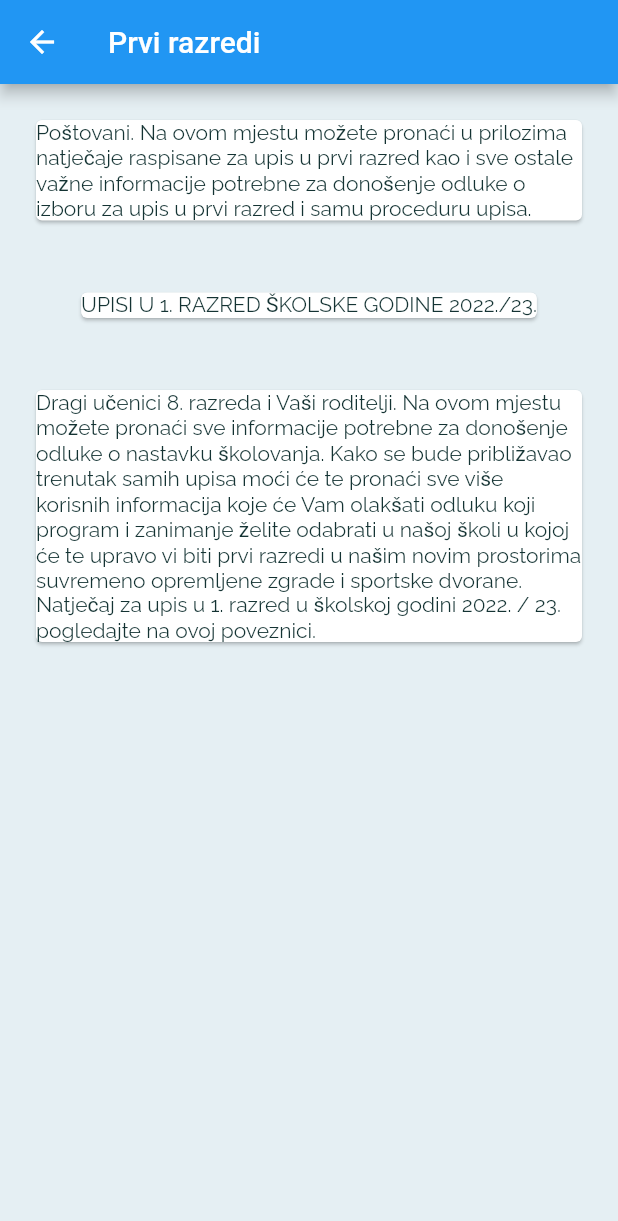
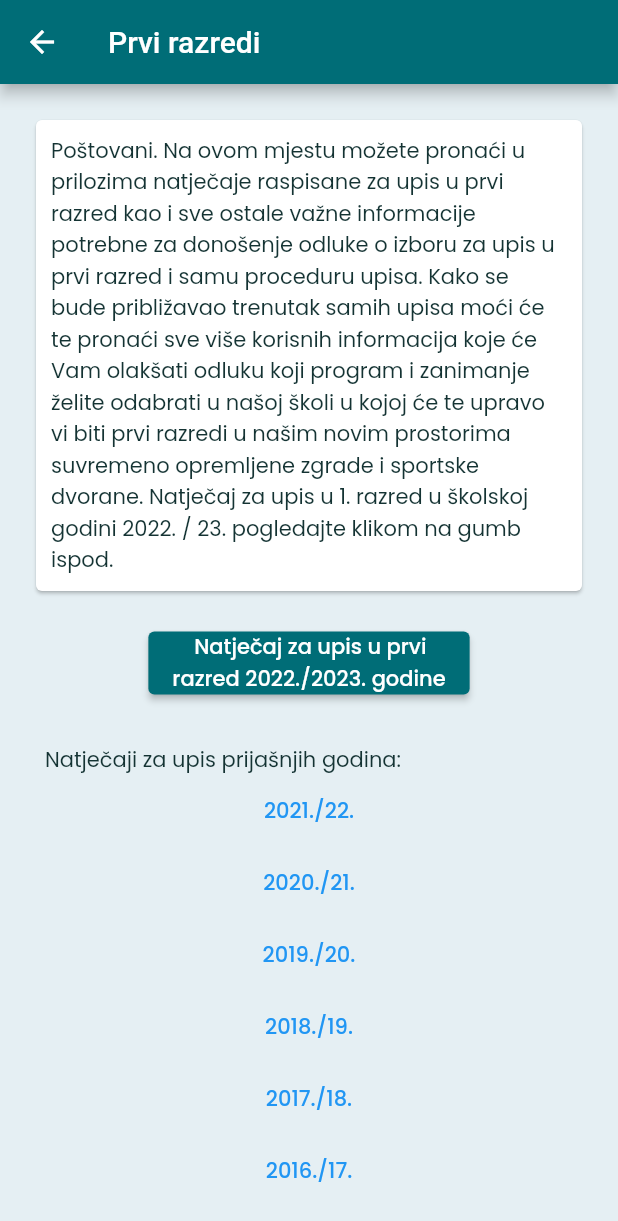
Before and after one commit to lovrodijanovic/SS-Donji-Miholjac, a Flutter app: the screen it shows after launch, after a tap on "Upis u prvi razred", on a phone screen of 412 x 824 dp. Shown: the top 1221 px of the screen. Run offline on Flutter 3.47's test engine with Material 2 defaults, Android fonts, the phone set to English and light mode, and no system bars; our stand-ins replace flutter_phosphor_icons, flutter_svg, google_fonts, hexcolor, url_launcher_web; network calls fail.

Commit message:
worked on first class module

```diff
--- a/lib/appFunctionalities/first_grade.dart
+++ b/lib/appFunctionalities/first_grade.dart
@@ -1,29 +1,164 @@
 import 'package:flutter/material.dart';
+import 'package:google_fonts/google_fonts.dart';
 import 'package:ss_donji_miholjac/functionality_screen.dart';
+import 'package:url_launcher/url_launcher.dart';
 
 class FirstGrade extends StatelessWidget {
-  const FirstGrade({Key? key}) : super(key: key);
+  final Uri _url_2022_2023 = Uri.parse(
+      'http://www.ss-donji-miholjac.skole.hr/upload/ss-donji-miholjac/images/static3/1965/File/Natjecaj_za_upis_u_sk._godinu_2022-2023.pdf');
+
+  final Uri _url_2021_2022 = Uri.parse(
+      'http://www.ss-donji-miholjac.skole.hr/upload/ss-donji-miholjac/images/static3/1965/File/Natje%C4%8Daj%20za%20upis%20u%20prvi%20razred%20%C5%A1kolske%20godine%202021-2022.pdf');
+
+  final Uri _url_2020_2021 = Uri.parse(
+      'http://www.ss-donji-miholjac.skole.hr/upload/ss-donji-miholjac/images/static3/1965/File/Natjecaj_za_upis_u_sk._godinu_2022-2023.pdf');
+
+  final Uri _url_2019_2020 = Uri.parse(
+      'http://www.ss-donji-miholjac.skole.hr/upload/ss-donji-miholjac/images/static3/1965/File/Natjecaj_za_upis_u_sk._godinu_2022-2023.pdf');
+
+  final Uri _url_2018_2019 = Uri.parse(
+      'http://www.ss-donji-miholjac.skole.hr/upload/ss-donji-miholjac/images/static3/1965/File/Natjecaj_za_upis_u_sk._godinu_2022-2023.pdf');
+
+  final Uri _url_2017_2018 = Uri.parse(
+      'http://www.ss-donji-miholjac.skole.hr/upload/ss-donji-miholjac/images/static3/1965/File/Natjecaj_za_upis_u_sk._godinu_2022-2023.pdf');
+
+  final Uri _url_2016_2017 = Uri.parse(
+      'http://www.ss-donji-miholjac.skole.hr/upload/ss-donji-miholjac/images/static3/1965/File/Natjecaj_za_upis_u_sk._godinu_2022-2023.pdf');
+
+  Future<void> _launchUrl() async {
+    if (!await launchUrl(_url_2022_2023)) {
+      throw 'Could not launch $_url_2022_2023';
+    }
+  }
 
   @override
   Widget build(BuildContext context) {
     return FunctionalityScreen(
         pageTitle: 'Prvi razredi',
-        child: Column(
+        child: ListView(
           children: [
-            Container(
-                padding: const EdgeInsets.all(20),
-                child: const Card(
+            Column(
+              children: [
+                Container(
+                    padding: const EdgeInsets.all(20),
+                    child: Card(
+                        child: Padding(
+                      padding: const EdgeInsets.all(10),
+                      child: Text(
+                        'Poštovani. Na ovom mjestu možete pronaći u prilozima natječaje raspisane za upis u prvi razred kao i sve ostale važne informacije potrebne za donošenje odluke o izboru za upis u prvi razred i samu proceduru upisa. Kako se bude približavao trenutak samih upisa moći će te pronaći sve više korisnih informacija koje će Vam olakšati odluku koji program i zanimanje želite odabrati u našoj školi u kojoj će te upravo vi biti prvi razredi u našim novim prostorima suvremeno opremljene zgrade i sportske dvorane. Natječaj za upis u 1. razred u školskoj godini 2022. / 23. pogledajte klikom na gumb ispod.',
+                        style: GoogleFonts.getFont('Poppins',
+                            fontStyle: FontStyle.normal),
+                      ),
+                    ))),
+                Container(
+                  child: ElevatedButton(
+                    style: ElevatedButton.styleFrom(
+                        primary: Color.fromRGBO(0, 109, 119, 1)),
+                    onPressed: _launchUrl,
                     child: Text(
-                        'Poštovani. Na ovom mjestu možete pronaći u prilozima natječaje raspisane za upis u prvi razred kao i sve ostale važne informacije potrebne za donošenje odluke o izboru za upis u prvi razred i samu proceduru upisa.'))),
-            Container(
-                padding: const EdgeInsets.all(20),
-                child: const Card(
-                    child: Text('UPISI U 1. RAZRED ŠKOLSKE GODINE 2022./23.'))),
-            Container(
-                padding: const EdgeInsets.all(20),
-                child: const Card(
-                    child: Text(
-                        'Dragi učenici 8. razreda i Vaši roditelji. Na ovom mjestu možete pronaći sve informacije potrebne za donošenje odluke o nastavku školovanja. Kako se bude približavao trenutak samih upisa moći će te pronaći sve više korisnih informacija koje će Vam olakšati odluku koji program i zanimanje želite odabrati u našoj školi u kojoj će te upravo vi biti prvi razredi u našim novim prostorima suvremeno opremljene zgrade i sportske dvorane. Natječaj za upis u 1. razred u školskoj godini 2022. / 23. pogledajte na ovoj poveznici.'))),
+                      '''
+    Natječaj za upis u prvi
+razred 2022./2023. godine''',
+                      style: GoogleFonts.getFont('Poppins',
+                          fontStyle: FontStyle.normal),
+                    ),
+                  ),
+                ),
+                Container(
+                  alignment: Alignment.centerLeft,
+                  padding: const EdgeInsets.only(top: 30, left: 30),
+                  child: Text(
+                    'Natječaji za upis prijašnjih godina:',
+                    style: GoogleFonts.getFont('Poppins',
+                        fontStyle: FontStyle.normal),
+                  ),
+                ),
+                TextButton(
+                  child: Text(
+                    "2021./22.",
+                    style: GoogleFonts.getFont('Poppins',
+                        fontStyle: FontStyle.normal),
+                  ),
+                  onPressed: () async {
+                    if (await canLaunchUrl(_url_2021_2022)) {
+                      launchUrl(_url_2021_2022);
+                    } else {
+                      throw "Could not launch $_url_2021_2022";
+                    }
+                  },
+                ),
+                TextButton(
+                  child: Text(
+                    "2020./21.",
+                    style: GoogleFonts.getFont('Poppins',
+                        fontStyle: FontStyle.normal),
+                  ),
+                  onPressed: () async {
+                    if (await canLaunchUrl(_url_2020_2021)) {
+                      launchUrl(_url_2021_2022);
+                    } else {
+                      throw "Could not launch $_url_2021_2022";
+                    }
+                  },
+                ),
+                TextButton(
+                  child: Text(
+                    "2019./20.",
+                    style: GoogleFonts.getFont('Poppins',
+                        fontStyle: FontStyle.normal),
+                  ),
+                  onPressed: () async {
+                    if (await canLaunchUrl(_url_2019_2020)) {
+                      launchUrl(_url_2021_2022);
+                    } else {
+                      throw "Could not launch $_url_2021_2022";
+                    }
+                  },
+                ),
+                TextButton(
+                  child: Text(
+                    "2018./19.",
+                    style: GoogleFonts.getFont('Poppins',
+                        fontStyle: FontStyle.normal),
+                  ),
+                  onPressed: () async {
+                    if (await canLaunchUrl(_url_2018_2019)) {
+                      launchUrl(_url_2021_2022);
+                    } else {
+                      throw "Could not launch $_url_2021_2022";
+                    }
+                  },
+                ),
+                TextButton(
+                  child: Text(
+                    "2017./18.",
+                    style: GoogleFonts.getFont('Poppins',
+                        fontStyle: FontStyle.normal),
+                  ),
+                  onPressed: () async {
+                    if (await canLaunchUrl(_url_2017_2018)) {
+                      launchUrl(_url_2021_2022);
+                    } else {
+                      throw "Could not launch $_url_2021_2022";
+                    }
+                  },
+                ),
+                TextButton(
+                  child: Text(
+                    "2016./17.",
+                    style: GoogleFonts.getFont('Poppins',
+                        fontStyle: FontStyle.normal),
+                  ),
+                  onPressed: () async {
+                    if (await canLaunchUrl(_url_2016_2017)) {
+                      launchUrl(_url_2021_2022);
+                    } else {
+                      throw "Could not launch $_url_2021_2022";
+                    }
+                  },
+                ),
+              ],
+            ),
           ],
         ));
   }
--- a/lib/functionality_screen.dart
+++ b/lib/functionality_screen.dart
@@ -1,4 +1,5 @@
 import 'package:flutter/material.dart';
+import 'package:hexcolor/hexcolor.dart';
 
 class FunctionalityScreen extends StatelessWidget {
   final String pageTitle;
@@ -9,7 +10,10 @@ class FunctionalityScreen extends StatelessWidget {
   @override
   Widget build(BuildContext context) {
     return Scaffold(
-      appBar: AppBar(title: Text(pageTitle)),
+      appBar: AppBar(
+        title: Text(pageTitle),
+        backgroundColor: HexColor('#006D77'),
+      ),
       body: child,
     );
   }
--- /dev/null
+++ b/lib/generated_plugin_registrant.dart
@@ -0,0 +1,17 @@
+//
+// Generated file. Do not edit.
+//
+
+// ignore_for_file: directives_ordering
+// ignore_for_file: lines_longer_than_80_chars
+// ignore_for_file: depend_on_referenced_packages
+
+import 'package:url_launcher_web/url_launcher_web.dart';
+
+import 'package:flutter_web_plugins/flutter_web_plugins.dart';
+
+// ignore: public_member_api_docs
+void registerPlugins(Registrar registrar) {
+  UrlLauncherPlugin.registerWith(registrar);
+  registrar.registerMessageHandler();
+}
--- a/lib/main.dart
+++ b/lib/main.dart
@@ -35,20 +35,21 @@ class MyApp extends StatelessWidget {
                 bodyText2: const TextStyle(
                   color: Color.fromRGBO(20, 51, 51, 1),
                 ),
-                ),),
+              ),
+        ),
         initialRoute: '/',
         routes: {
           '/': (context) => const Splash(),
-          'aboutSchool': (context) => const AboutSchool(),
-          'programDescription': (context) => const ProgramDescription(),
+          'aboutSchool': (context) => AboutSchool(),
+          'programDescription': (context) => ProgramDescription(),
           'scedule': (context) => Scedule(),
           'events': (context) => Events(),
           'projects': (context) => Projects(),
-          'studentAssociation': (context) => const StudentAssociation(),
-          'firstGrade': (context) => const FirstGrade(),
+          'studentAssociation': (context) => StudentAssociation(),
+          'firstGrade': (context) => FirstGrade(),
           'lastGrade': (context) => LastGrade(),
           'notifications': (context) => Notifications(),
-          'informationAndContact': (context) => const InformationAndContact(),
+          'informationAndContact': (context) => InformationAndContact(),
         });
   }
 }
--- a/pubspec.yaml
+++ b/pubspec.yaml
@@ -36,6 +36,7 @@ dependencies:
   google_fonts: ^3.0.1
   hexcolor: ^2.0.7
   flutter_svg: ^1.1.3
+  url_launcher: ^6.1.5
 
 dev_dependencies:
   flutter_test:
```
Also changed, not shown: 7 other files. Lines whose indentation alone changed are shown as unchanged.
